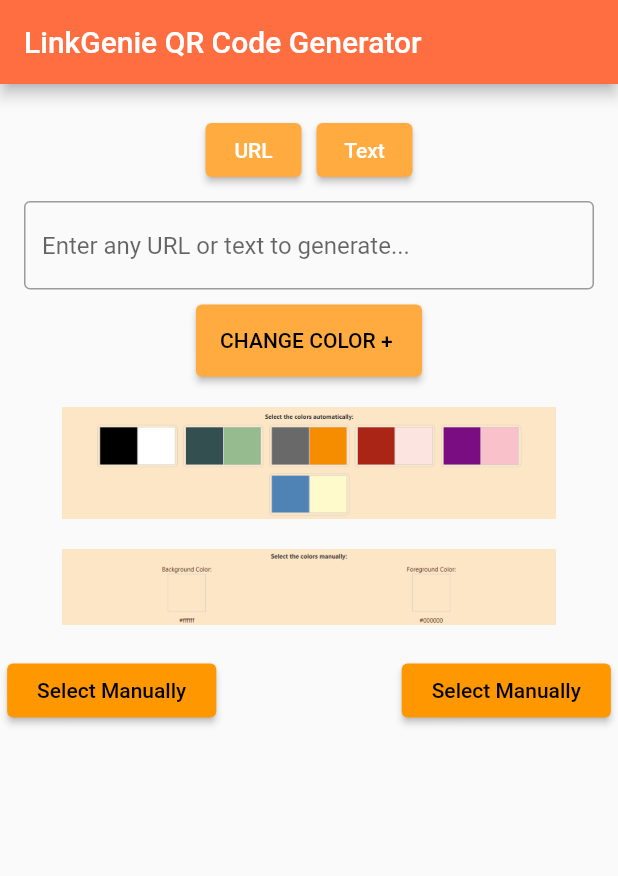
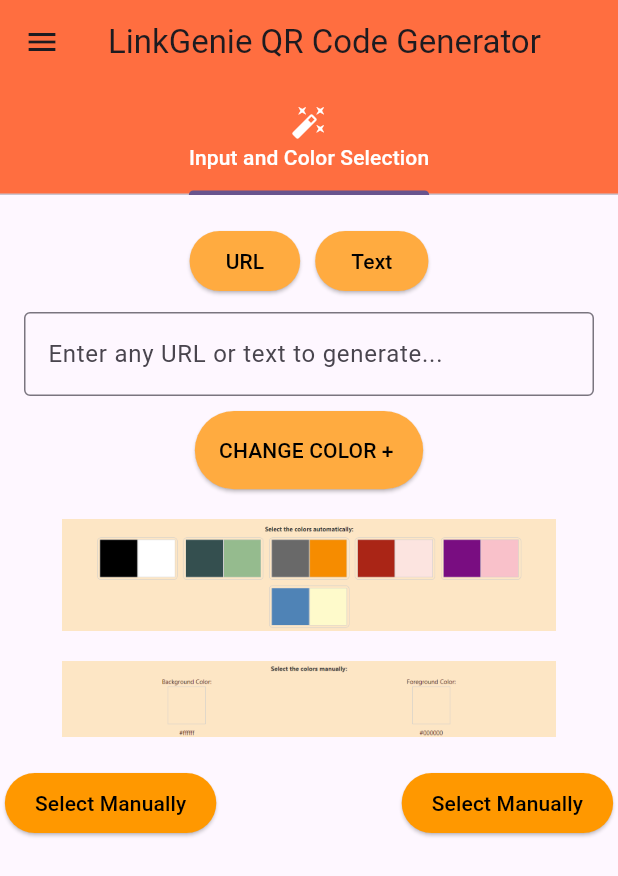
Before and after one commit to rovalen-joy/cc206-linkgenie, a Flutter app: the screen it shows after launch, on a phone screen of 412 x 824 dp. Shown: the top 876 px of the screen. Run offline on Flutter 3.47's test engine with Material 2 defaults, Android fonts, the light colour scheme and no system bars.

Commit message:
Modified the main.dart and input_and_color_selection file.

```diff
--- a/lib/features/input_and_color_selection.dart
+++ b/lib/features/input_and_color_selection.dart
@@ -12,12 +12,7 @@
     double screenWidth =
         MediaQuery.of(context).size.width; //screen width for responsiveness
 
-    return MaterialApp(
-      home: Scaffold(
-        appBar: AppBar(
-          title: const Text('LinkGenie QR Code Generator'),
-          backgroundColor: Colors.deepOrangeAccent,
-        ),
+    return Scaffold(
       body: SingleChildScrollView(
         child: Center(
             child: Column(
@@ -30,25 +25,27 @@
                 ElevatedButton(
                   onPressed: () {},
                   style: ButtonStyle(
-                        backgroundColor: MaterialStateProperty.all<Color>(
-                            Colors.orangeAccent),
+                    backgroundColor:
+                        MaterialStateProperty.all<Color>(Colors.orangeAccent),
+                    foregroundColor:
+                        MaterialStateProperty.all<Color>(Colors.black),
                   ),
                   child: const Text('URL'),
                 ),
-                    SizedBox(
-                        width: 10), // Spacing between the URL and Text buttons
+                SizedBox(width: 10), // Spacing between the URL and Text buttons
                 ElevatedButton(
                   onPressed: () {},
                   style: ButtonStyle(
-                        backgroundColor: MaterialStateProperty.all<Color>(
-                            Colors.orangeAccent),
+                    backgroundColor:
+                        MaterialStateProperty.all<Color>(Colors.orangeAccent),
+                    foregroundColor:
+                        MaterialStateProperty.all<Color>(Colors.black),
                   ),
                   child: const Text('Text'),
                 ),
               ],
             ),
-                SizedBox(
-                    height: 10), // Spacing between the textfield and buttons
+            SizedBox(height: 10), // Spacing between the textfield and buttons
             Container(
               padding: EdgeInsets.symmetric(horizontal: 16.0), // Padding
               child: TextField(
@@ -103,8 +100,7 @@
                     style: ButtonStyle(
                       backgroundColor:
                           MaterialStateProperty.all<Color>(Colors.orange),
-                          padding:
-                              MaterialStateProperty.all<EdgeInsetsGeometry>(
+                      padding: MaterialStateProperty.all<EdgeInsetsGeometry>(
                         EdgeInsets.symmetric(
                             vertical: 10.0, horizontal: 20.0), //Padding
                       ),
@@ -124,8 +120,7 @@
                     style: ButtonStyle(
                       backgroundColor:
                           MaterialStateProperty.all<Color>(Colors.orange),
-                          padding:
-                              MaterialStateProperty.all<EdgeInsetsGeometry>(
+                      padding: MaterialStateProperty.all<EdgeInsetsGeometry>(
                         EdgeInsets.symmetric(
                             vertical: 10.0, horizontal: 20.0), //Padding
                       ),
@@ -140,9 +135,7 @@
             ),
             SizedBox(height: 20), //for Spacing
           ],
-            ),
-          ),
-        ),
+        )),
       ),
     );
   }
--- a/lib/main.dart
+++ b/lib/main.dart
@@ -1,5 +1,6 @@
 import 'package:flutter/material.dart';
 import 'features/input_and_color_selection.dart';
+import 'components/home_drawer.dart';
 
 void main() {
   runApp(const MyApp());
@@ -32,7 +33,40 @@
         colorScheme: ColorScheme.fromSeed(seedColor: Colors.deepPurple),
         useMaterial3: true,
       ),
-      home: const input_and_color_selection(),
+      home: const MyHomePage(),
     );
   }
 }
+
+class MyHomePage extends StatelessWidget {
+  const MyHomePage({super.key});
+
+  @override
+  Widget build(BuildContext context) {
+    return DefaultTabController(
+      length: 1, // Length of tabs
+      child: Scaffold(
+        appBar: AppBar(
+          title: const Text('LinkGenie QR Code Generator'),
+          backgroundColor: Colors.deepOrangeAccent,
+          bottom: TabBar(
+            tabs: [
+              Tab(
+                  icon: Icon(Icons.auto_fix_high),
+                  text: 'Input and Color Selection'),
+            ],
+            labelColor: Colors.white, // Color of the text for selected tab
+            unselectedLabelColor:
+                Colors.grey, // Color of the text for unselected tabs
+          ),
+        ),
+        drawer: const HomeDrawer(),
+        body: const TabBarView(
+          children: [
+            input_and_color_selection(),
+          ],
+        ),
+      ),
+    );
+  }
+}
```
Lines whose indentation alone changed are shown as unchanged.
